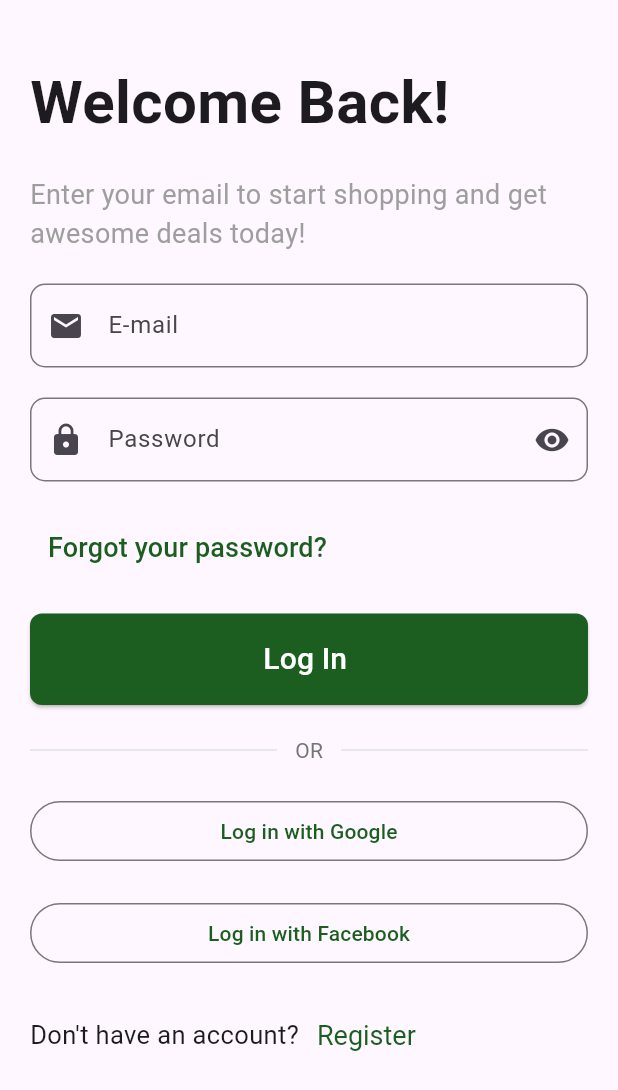
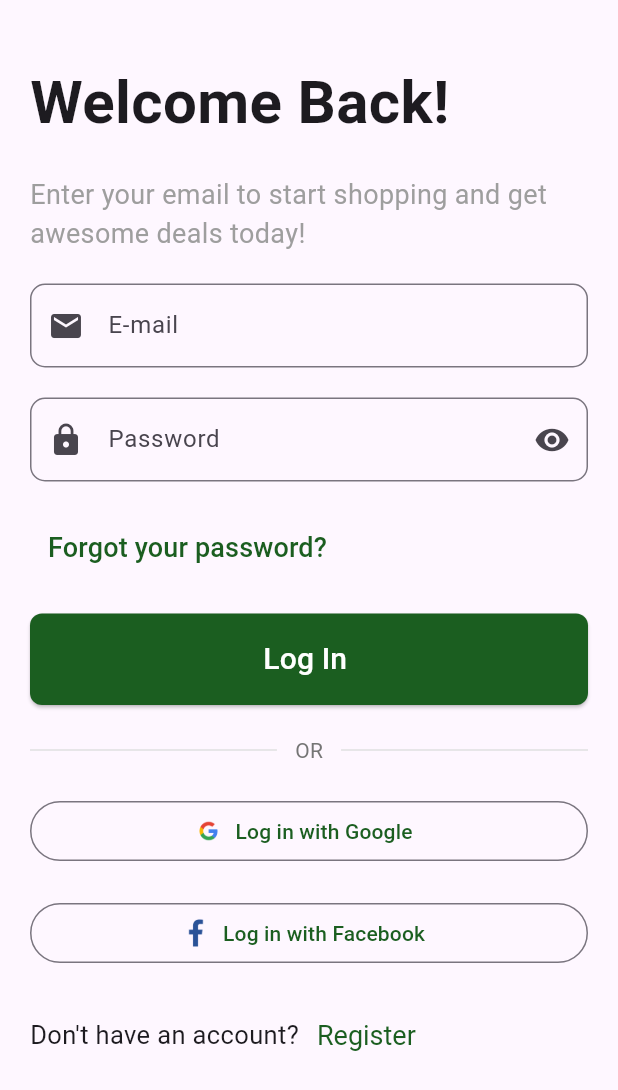
Before and after one commit to AbinFutura/E-COMMERCE, a Flutter app: the LoginPage screen opened directly, on a phone screen of 412 x 824 dp. Shown: the top 1090 px of the screen. Run offline on Flutter 3.47's test engine with Material 3 defaults, Android fonts, the light colour scheme and no system bars; our stand-ins replace firebase_core, smooth_page_indicator; missing offline and left inert: dart:ffi; accounts and stored records are empty.

```diff
--- a/lib/main.dart
+++ b/lib/main.dart
@@ -2,6 +2,7 @@ import 'package:e_commerce_project/views/auth/Signup_page.dart';
 import 'package:e_commerce_project/views/auth/login_page.dart';
 import 'package:e_commerce_project/views/onboard/onboard.dart';
 import 'package:e_commerce_project/views/splash/splash_screen.dart';
+import 'package:e_commerce_project/views/wishlist/wishlist.dart';
 import 'package:firebase_core/firebase_core.dart';
 import 'package:flutter/material.dart';
 
--- a/lib/views/auth/Signup_page.dart
+++ b/lib/views/auth/Signup_page.dart
@@ -136,11 +136,17 @@ class SignupPage extends StatelessWidget {
           SizedBox(height: 10,),
           SizedBox(width: double.infinity,
             child: OutlinedButton.icon(onPressed: () {},
+                icon: SizedBox(
+                    height: 20, width: 20,
+                    child: Image(image: AssetImage("assets/images/logo/google.png"))),
                 label: Text("Continue with Google", style: TextStyle(color: Colors.green[900]),)),),
 
           SizedBox(height: 10,),
           SizedBox(width: double.infinity,
             child: OutlinedButton.icon(onPressed: () {},
+                icon: SizedBox(
+                    height: 15, width: 15,
+                    child: Image(image: AssetImage("assets/images/logo/facebook.png"))),
                 label: Text("Continue with Facebook", style: TextStyle(color: Colors.green[900]),)),),
         ],
       ),),
--- a/lib/views/auth/login_page.dart
+++ b/lib/views/auth/login_page.dart
@@ -65,11 +65,18 @@ class LoginPage extends StatelessWidget {
       SizedBox(height: 20,),
       SizedBox(width: double.infinity,
         child: OutlinedButton.icon(onPressed: () {},
+            icon: SizedBox(
+              height: 20, width: 20,
+              child: Image(image: AssetImage("assets/images/logo/google.png")),
+            ),
             label: Text("Log in with Google", style: TextStyle(color: Colors.green[900]),)),),
 
       SizedBox(height: 20,),
       SizedBox(width: double.infinity,
         child: OutlinedButton.icon(onPressed: () {},
+            icon: SizedBox(
+                height: 20, width: 20,
+                child: Image(image: AssetImage("assets/images/logo/facebook.png",))),
             label: Text("Log in with Facebook", style: TextStyle(color: Colors.green[900]),)),),
 
       SizedBox(height: 20,),
```
Also changed, not shown: lib/views/wishlist/wishlist.dart (added, +51 -0 lines), assets/images/logo/facebook.png (renamed from assets/images/logo/4373129_f_facebook_logo_logos_icon.png), assets/images/logo/google.png (renamed from assets/images/logo/7123025_logo_google_g_icon.png).
